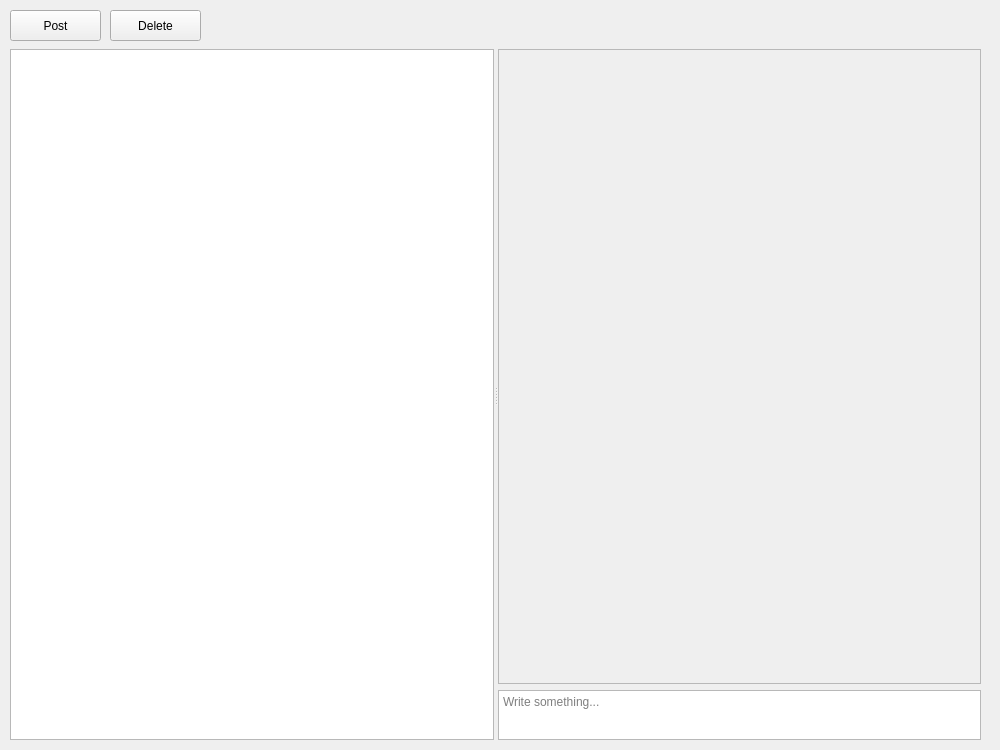
Qt form 112-1/WEB PROGRAMMING/Lab/Lab 4 – RPC Exercise/d1166506/UI/Forum.ui (jack41402/FCU) before a commit.
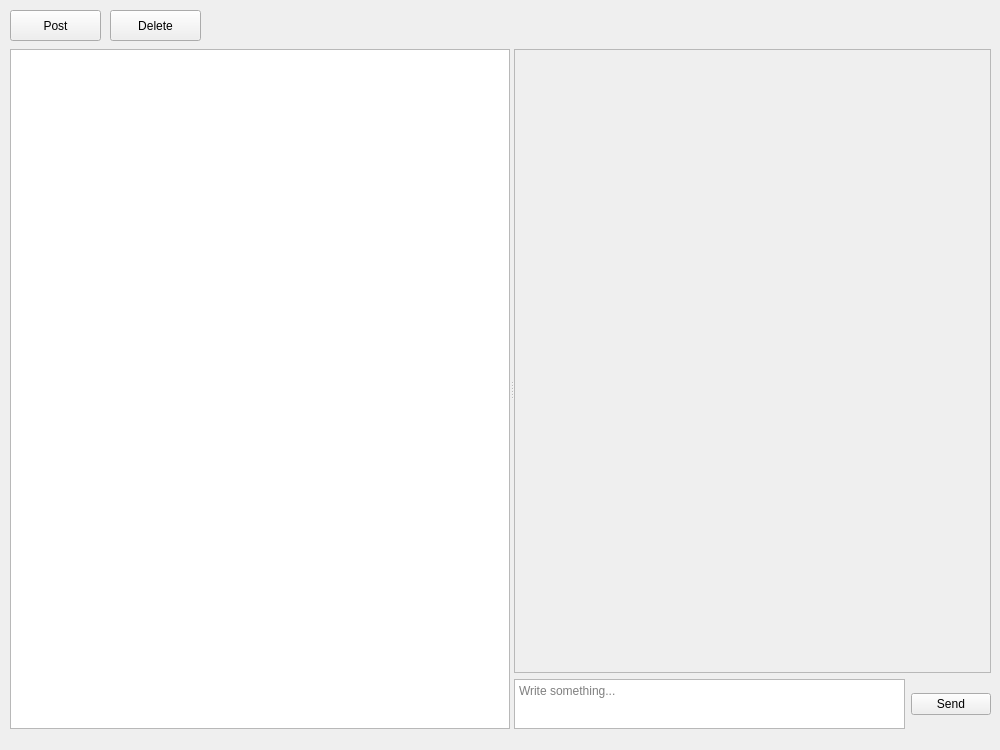
The same form after that commit.

Patch:
```diff
--- a/112-1/WEB PROGRAMMING/Lab/Lab 4 – RPC Exercise/d1166506/UI/Forum.ui
+++ b/112-1/WEB PROGRAMMING/Lab/Lab 4 – RPC Exercise/d1166506/UI/Forum.ui
@@ -53,8 +53,8 @@
     <rect>
      <x>10</x>
      <y>49</y>
-     <width>971</width>
-     <height>691</height>
+     <width>981</width>
+     <height>680</height>
     </rect>
    </property>
    <property name="minimumSize">
@@ -79,6 +79,12 @@
       <verstretch>0</verstretch>
      </sizepolicy>
     </property>
+    <property name="minimumSize">
+     <size>
+      <width>500</width>
+      <height>0</height>
+     </size>
+    </property>
    </widget>
    <widget class="QWidget" name="layoutWidget">
     <layout class="QVBoxLayout" name="verticalLayout" stretch="0,0">
@@ -95,90 +101,46 @@
          <rect>
           <x>0</x>
           <y>0</y>
-          <width>481</width>
-          <height>631</height>
+          <width>472</width>
+          <height>334</height>
          </rect>
         </property>
-        <widget class="QLabel" name="Header_label">
-         <property name="geometry">
-          <rect>
-           <x>0</x>
-           <y>0</y>
-           <width>481</width>
-           <height>41</height>
-          </rect>
-         </property>
-         <property name="sizePolicy">
-          <sizepolicy hsizetype="Preferred" vsizetype="Expanding">
-           <horstretch>0</horstretch>
-           <verstretch>0</verstretch>
-          </sizepolicy>
-         </property>
-         <property name="font">
-          <font>
-           <family>Arial</family>
-           <pointsize>12</pointsize>
-          </font>
-         </property>
-         <property name="text">
-          <string/>
-         </property>
-         <property name="alignment">
-          <set>Qt::AlignLeading|Qt::AlignLeft|Qt::AlignTop</set>
-         </property>
-         <property name="wordWrap">
-          <bool>true</bool>
-         </property>
-        </widget>
-        <widget class="QLabel" name="Content_label">
-         <property name="geometry">
-          <rect>
-           <x>0</x>
-           <y>40</y>
-           <width>481</width>
-           <height>41</height>
-          </rect>
-         </property>
-         <property name="sizePolicy">
-          <sizepolicy hsizetype="Preferred" vsizetype="Expanding">
-           <horstretch>0</horstretch>
-           <verstretch>0</verstretch>
-          </sizepolicy>
-         </property>
-         <property name="font">
-          <font>
-           <family>Arial</family>
-           <pointsize>12</pointsize>
-          </font>
-         </property>
-         <property name="autoFillBackground">
-          <bool>false</bool>
-         </property>
-         <property name="text">
-          <string/>
-         </property>
-         <property name="alignment">
-          <set>Qt::AlignLeading|Qt::AlignLeft|Qt::AlignTop</set>
-         </property>
-         <property name="wordWrap">
-          <bool>true</bool>
-         </property>
-        </widget>
        </widget>
       </widget>
      </item>
      <item>
-      <widget class="QTextEdit" name="textEdit">
-       <property name="maximumSize">
-        <size>
-         <width>16777215</width>
-         <height>50</height>
-        </size>
-       </property>
-       <property name="placeholderText">
-        <string>Write something...</string>
-       </property>
-      </widget>
+      <layout class="QHBoxLayout" name="horizontalLayout">
+       <item>
+        <widget class="QTextEdit" name="Comment_textEdit">
+         <property name="maximumSize">
+          <size>
+           <width>16777215</width>
+           <height>50</height>
+          </size>
+         </property>
+         <property name="font">
+          <font>
+           <family>Arial</family>
+          </font>
+         </property>
+         <property name="placeholderText">
+          <string>Write something...</string>
+         </property>
+        </widget>
+       </item>
+       <item>
+        <widget class="QPushButton" name="Send_pushButton">
+         <property name="font">
+          <font>
+           <family>Arial</family>
+          </font>
+         </property>
+         <property name="text">
+          <string>Send</string>
+         </property>
+        </widget>
+       </item>
+      </layout>
      </item>
     </layout>
    </widget>
```
Left out of the diff: 12 changed lines with no effect on the pictures.
